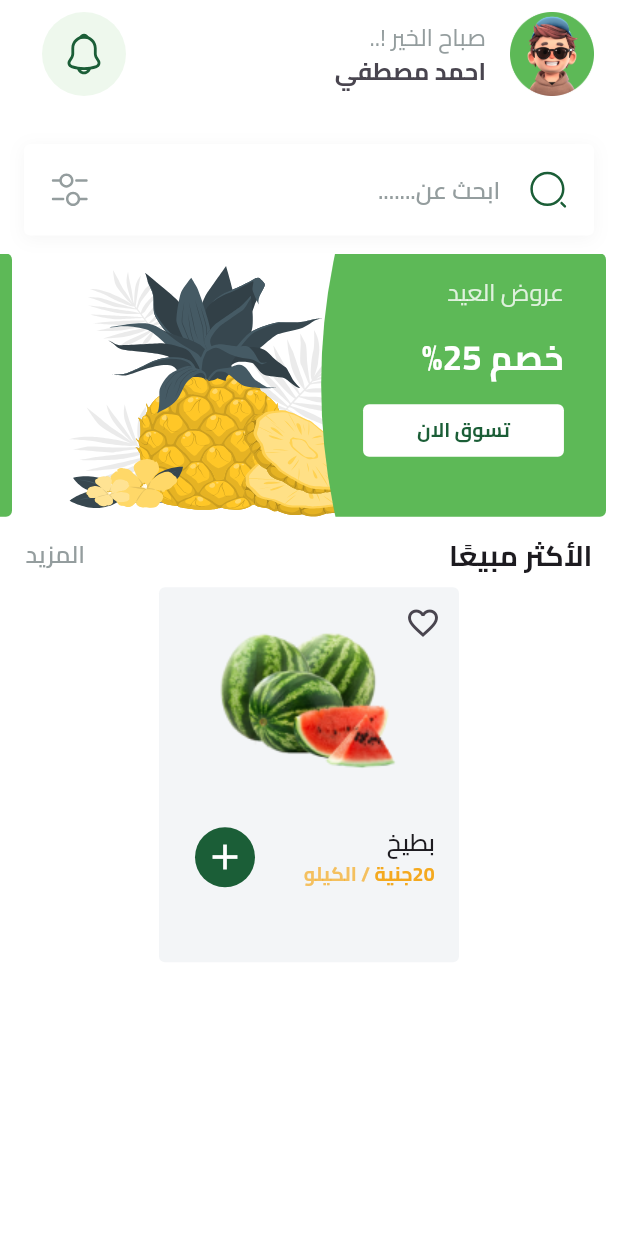
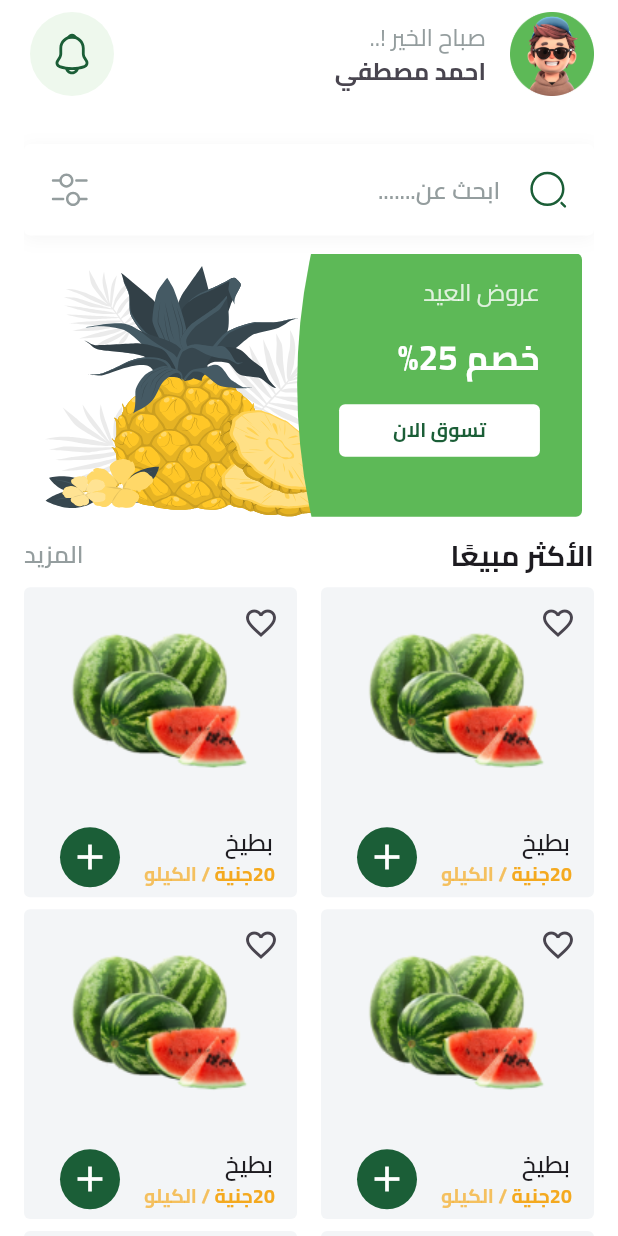
Before and after one commit to ahmedyhia123/Fruits-Hub, a Flutter app: the HomeView screen opened by its route, on a phone screen of 412 x 824 dp. Run offline on Flutter 3.47's test engine with Material 3 defaults, Android fonts, the phone set to English and light mode, and no system bars; our stand-ins replace bloc, cloud_firestore, dartz, dots_indicator, firebase_auth, firebase_core and 7 more; missing offline and left inert: flutter_facebook_auth; accounts and stored records are empty.

Commit message:
fruit grid view done

```diff
--- a/lib/Core/widgets/fruit_item.dart
+++ b/lib/Core/widgets/fruit_item.dart
@@ -8,8 +8,7 @@ class FruitItem extends StatelessWidget {
   @override
   Widget build(BuildContext context) {
     return Container(
-      width: 200,
-      height: 250,
+
       decoration: ShapeDecoration(
         color: const Color(0xffF3F5F7),
         shape: RoundedRectangleBorder(borderRadius: BorderRadius.circular(4)),
--- a/lib/Features/Home/presentation/views/widgets/custom_home_app_bar.dart
+++ b/lib/Features/Home/presentation/views/widgets/custom_home_app_bar.dart
@@ -9,6 +9,7 @@ class CustomHomeAppBar extends StatelessWidget {
   @override
   Widget build(BuildContext context) {
     return ListTile(
+      contentPadding: const EdgeInsets.all(0),
       trailing: CircleAvatar(
         radius: 32,
         backgroundColor:const Color(0xffEEF8ED),
--- a/lib/Features/Home/presentation/views/widgets/home_view_body.dart
+++ b/lib/Features/Home/presentation/views/widgets/home_view_body.dart
@@ -1,36 +1,40 @@
 import 'package:flutter/material.dart';
 import 'package:fruits_hub/Core/widgets/fruit_item.dart';
 import 'package:fruits_hub/Core/widgets/search_text_field.dart';
+import 'package:fruits_hub/Core/widgets/sliver_sized_box.dart';
 import 'package:fruits_hub/Features/Home/presentation/views/widgets/custom_home_app_bar.dart';
 import 'package:fruits_hub/Features/Home/presentation/views/widgets/featured_list.dart';
 import 'package:fruits_hub/Features/Home/presentation/views/widgets/most_selling.dart';
+import 'package:fruits_hub/Features/Home/presentation/views/widgets/most_selling_grid_view.dart';
 
 class HomeViewBody extends StatelessWidget {
   const HomeViewBody({super.key});
 
   @override
   Widget build(BuildContext context) {
-    return const CustomScrollView(
+    return const Padding(
+      padding: EdgeInsets.symmetric(horizontal: 16),
+      child: CustomScrollView(
         slivers: [
           SliverToBoxAdapter(
             child: Column(
               children: [
                 CustomHomeAppBar(),
                 SizedBox(height: 24),
-              Padding(
-                padding: EdgeInsets.symmetric(horizontal: 16),
-                child: SearchTextField(),
-              ),
+                SearchTextField(),
                 SizedBox(height: 12),
                 FeaturedList(),
                 SizedBox(height: 12),
                 MostSelling(),
                 SizedBox(height: 8),
-              FruitItem(),
+
               ],
             ),
           ),
+
+          MostSellingGridView(),
         ],
+      ),
     );
   }
 }
--- a/lib/Features/Home/presentation/views/widgets/most_selling.dart
+++ b/lib/Features/Home/presentation/views/widgets/most_selling.dart
@@ -6,9 +6,7 @@ class MostSelling extends StatelessWidget {
 
   @override
   Widget build(BuildContext context) {
-    return Padding(
-      padding: const EdgeInsets.symmetric(horizontal: 17),
-      child: Row(
+    return Row(
       children: [
         const Text('الأكثر مبيعًا', style: Styles.bold19),
         const Spacer(),
@@ -17,7 +15,6 @@ class MostSelling extends StatelessWidget {
           style: Styles.semiBold16.copyWith(color: const Color(0xff949D9E)),
         ),
       ],
-      ),
     );
   }
 }
```
Also changed, not shown: lib/Features/Home/presentation/views/widgets/most_selling_grid_view.dart (added, +22 -0 lines). Lines whose indentation alone changed are shown as unchanged.
